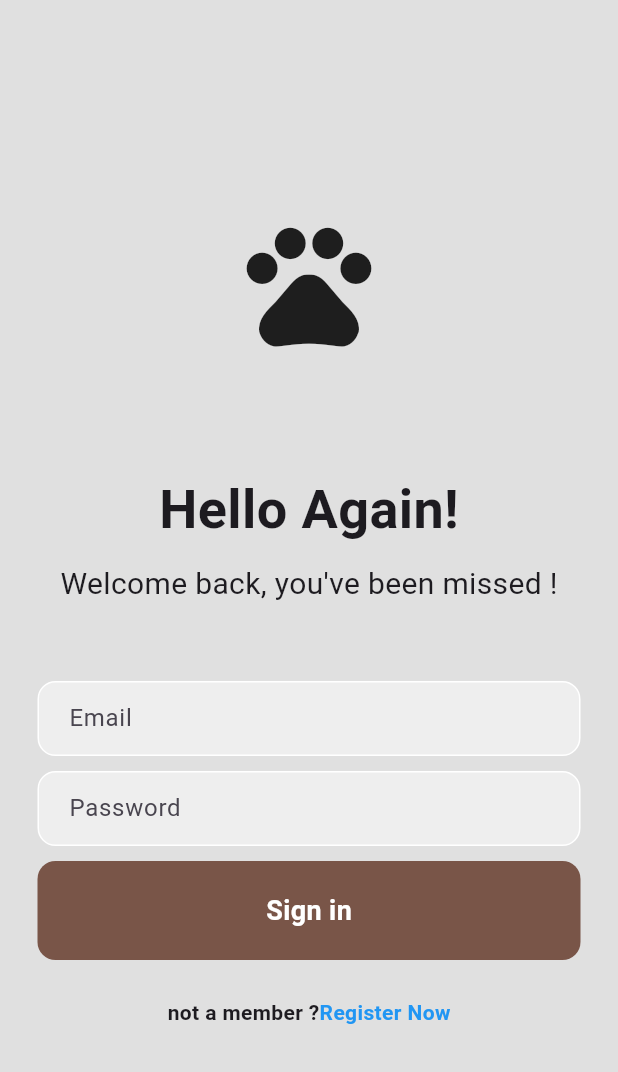
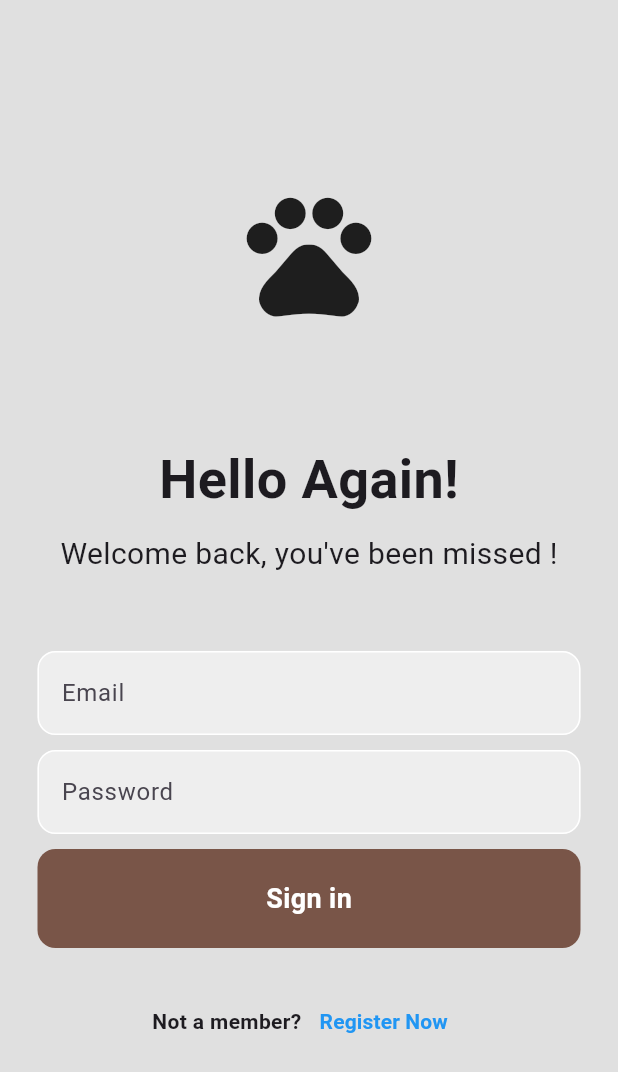
Before and after one commit to renaifm/syndicat, a Flutter app: the screen it shows after launch, on a phone screen of 412 x 824 dp. Shown: the top 1072 px of the screen. Run offline on Flutter 3.47's test engine with Material 3 defaults, Android fonts, the light colour scheme and no system bars; our stand-ins replace firebase_auth, firebase_core, fl_chart, get; accounts and stored records are empty.

Commit message:
login with firebase

```diff
--- a/lib/pages/login_page.dart
+++ b/lib/pages/login_page.dart
@@ -1,28 +1,63 @@
-// ignore_for_file: prefer_const_constructors, prefer_const_literals_to_create_immutables
-
 import 'package:flutter/material.dart';
+import 'package:firebase_auth/firebase_auth.dart';
+import 'package:get/get.dart';
+import 'package:syndicat/routes/routes.dart';
 
 class LoginPage extends StatefulWidget {
-  const LoginPage({super.key});
+  const LoginPage({Key? key}) : super(key: key);
 
   @override
   State<LoginPage> createState() => _LoginPageState();
 }
 
 class _LoginPageState extends State<LoginPage> {
+  final _emailController = TextEditingController();
+  final _passwordController = TextEditingController();
+
+  Future<void> signIn() async {
+    try {
+      await FirebaseAuth.instance.signInWithEmailAndPassword(
+        email: _emailController.text.trim(),
+        password: _passwordController.text.trim(),
+      );
+
+      // Jika login berhasil, navigasi ke halaman beranda
+      Get.offAndToNamed(AppPage.getNavBar());
+    } catch (error) {
+      // Tangani error ketika login gagal
+      print('Login failed: $error');
+      // Tampilkan pesan kesalahan kepada pengguna
+      ScaffoldMessenger.of(context).showSnackBar(
+        SnackBar(
+          content: Text('Login failed. Please check your email and password.'),
+          backgroundColor: Colors.red,
+        ),
+      );
+    }
+  }
+
+  @override
+  void dispose() {
+    _emailController.dispose();
+    _passwordController.dispose();
+    super.dispose();
+  }
+
   @override
   Widget build(BuildContext context) {
     return Scaffold(
       backgroundColor: Colors.grey[300],
       body: SafeArea(
         child: Center(
-          child: Column(mainAxisAlignment: MainAxisAlignment.center, children: [
+          child: SingleChildScrollView(
+            child: Column(
+              mainAxisAlignment: MainAxisAlignment.center,
+              children: [
                 Icon(
                   Icons.pets,
                   size: 100,
                 ),
                 SizedBox(height: 75),
-            //Hello Again
                 Text(
                   'Hello Again!',
                   style: TextStyle(fontWeight: FontWeight.bold, fontSize: 36),
@@ -33,61 +68,57 @@
                   style: TextStyle(fontSize: 20),
                 ),
                 SizedBox(height: 50),
-
-            //email textfield
                 Padding(
                   padding: const EdgeInsets.symmetric(horizontal: 25.0),
-              child: Container(
-                decoration: BoxDecoration(
-                  color: Colors.grey[200],
-                  border: Border.all(color: Colors.white),
+                  child: TextField(
+                    controller: _emailController,
+                    decoration: InputDecoration(
+                      enabledBorder: OutlineInputBorder(
+                        borderSide: BorderSide(color: Colors.white),
                         borderRadius: BorderRadius.circular(12),
                       ),
-                child: Padding(
-                  padding: const EdgeInsets.only(left: 20.0),
-                  child: TextField(
-                    decoration: InputDecoration(
-                      border: InputBorder.none,
-                      hintText: 'Email',
-                    ),
-                  ),
-                ),
-              ),
-            ),
-
-            SizedBox(height: 10),
-
-            //password
-            Padding(
-              padding: const EdgeInsets.symmetric(horizontal: 25.0),
-              child: Container(
-                decoration: BoxDecoration(
-                  color: Colors.grey[200],
-                  border: Border.all(color: Colors.white),
+                      focusedBorder: OutlineInputBorder(
+                        borderSide: BorderSide(color: Colors.brown),
                         borderRadius: BorderRadius.circular(12),
                       ),
-                child: Padding(
-                  padding: const EdgeInsets.only(left: 20.0),
-                  child: TextField(
-                    obscureText: true,
-                    decoration: InputDecoration(
-                      border: InputBorder.none,
-                      hintText: 'Password',
-                    ),
-                  ),
+                      hintText: 'Email',
+                      fillColor: Colors.grey[200],
+                      filled: true,
                     ),
                   ),
                 ),
                 SizedBox(height: 10),
-
-            //sign in button
                 Padding(
                   padding: const EdgeInsets.symmetric(horizontal: 25.0),
+                  child: TextField(
+                    controller: _passwordController,
+                    obscureText: true,
+                    decoration: InputDecoration(
+                      enabledBorder: OutlineInputBorder(
+                        borderSide: BorderSide(color: Colors.white),
+                        borderRadius: BorderRadius.circular(12),
+                      ),
+                      focusedBorder: OutlineInputBorder(
+                        borderSide: BorderSide(color: Colors.brown),
+                        borderRadius: BorderRadius.circular(12),
+                      ),
+                      hintText: 'Password',
+                      fillColor: Colors.grey[200],
+                      filled: true,
+                    ),
+                  ),
+                ),
+                SizedBox(height: 10),
+                Padding(
+                  padding: const EdgeInsets.symmetric(horizontal: 25.0),
+                  child: GestureDetector(
+                    onTap: signIn,
                     child: Container(
                       padding: EdgeInsets.all(20),
                       decoration: BoxDecoration(
                         color: Colors.brown,
-                      borderRadius: BorderRadius.circular(12)),
+                        borderRadius: BorderRadius.circular(12),
+                      ),
                       child: Center(
                         child: Text(
                           'Sign in',
@@ -96,28 +127,38 @@
                             fontWeight: FontWeight.bold,
                             fontSize: 18,
                           ),
-                  ))),
                         ),
-            SizedBox(
-              height: 25,
                       ),
-
-            //not a member ? register now
+                    ),
+                  ),
+                ),
+                SizedBox(height: 25),
                 Row(
                   mainAxisAlignment: MainAxisAlignment.center,
                   children: [
                     Text(
-                  'not a member ?',
+                      'Not a member?',
                       style: TextStyle(fontWeight: FontWeight.bold),
                     ),
-                Text(
+                    TextButton(
+                      onPressed: () {
+                        // Tambahkan navigasi ke halaman pendaftaran di sini
+                        // Contoh:
+                        // Get.to(RegisterPage());
+                      },
+                      child: Text(
                         'Register Now',
                         style: TextStyle(
-                      color: Colors.blue, fontWeight: FontWeight.bold),
+                          color: Colors.blue,
+                          fontWeight: FontWeight.bold,
+                        ),
+                      ),
                     ),
                   ],
                 ),
-          ]),
+              ],
+            ),
+          ),
         ),
       ),
     );
--- a/pubspec.yaml
+++ b/pubspec.yaml
@@ -52,6 +52,8 @@
   get: ^4.6.1
 
   fl_chart: ^0.40.0
+  firebase_core: ^2.24.2
+  firebase_auth: ^4.16.0
 
 
 dev_dependencies:
```
Also changed, not shown: lib/main.dart (+7 -1 lines), lib/pages/main_page.dart (added, +26 -0 lines), lib/firebase_options.dart (added), pubspec.lock, 5 other files. Lines whose indentation alone changed are shown as unchanged.
